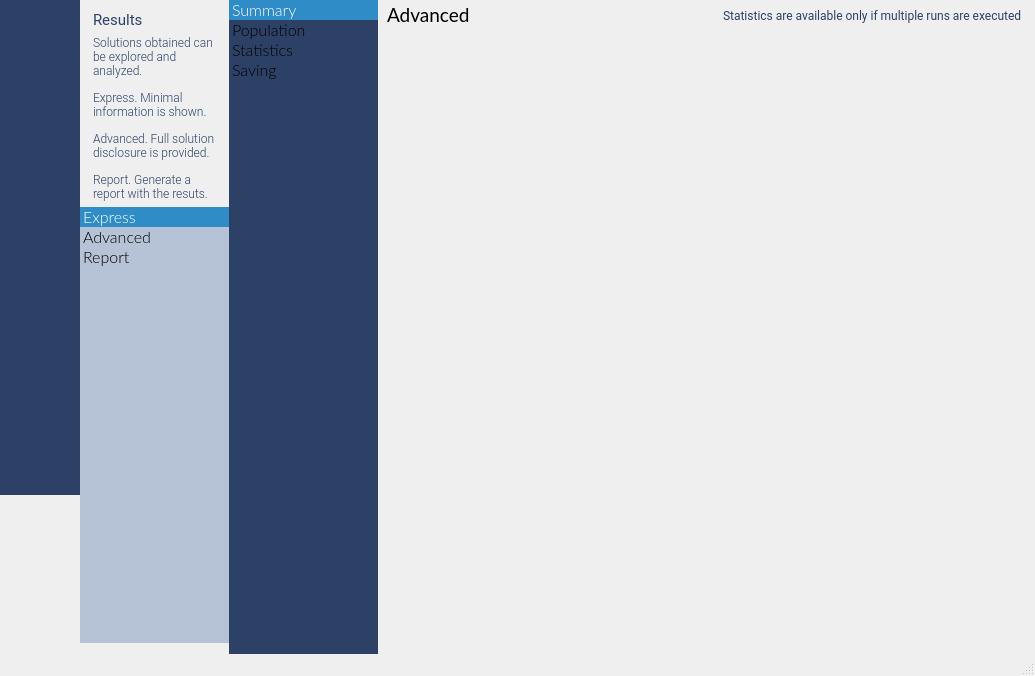
emigdioz/LeafGP, file source/mainwidget.ui: the form before one commit.
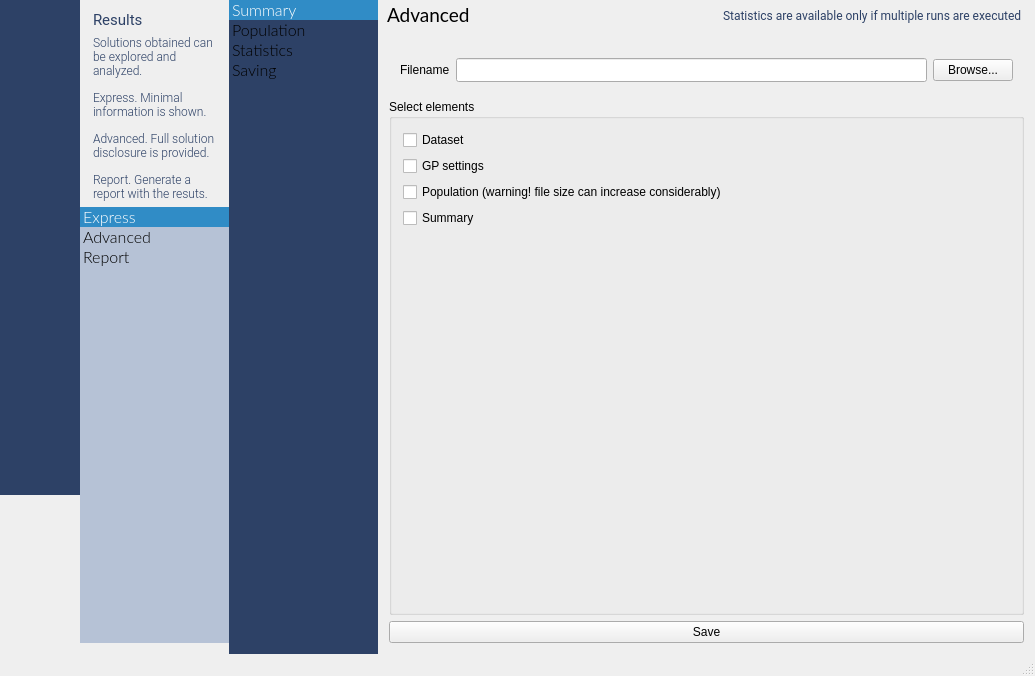
The form after the commit. The open tabs and pages were chosen to show the change. Icons and pictures are not drawn. Custom widgets are drawn as their Qt base class.

```diff
--- a/source/mainwidget.ui
+++ b/source/mainwidget.ui
@@ -6510,7 +6510,127 @@
                      </item>
                     </layout>
                    </widget>
-                   <widget class="QWidget" name="pageSaving"/>
+                   <widget class="QWidget" name="pageSaving">
+                    <layout class="QGridLayout" name="gridLayout_123">
+                     <item row="0" column="0">
+                      <layout class="QVBoxLayout" name="verticalLayout_39">
+                       <item>
+                        <widget class="QFrame" name="frame_42">
+                         <property name="maximumSize">
+                          <size>
+                           <width>16777215</width>
+                           <height>80</height>
+                          </size>
+                         </property>
+                         <property name="frameShape">
+                          <enum>QFrame::NoFrame</enum>
+                         </property>
+                         <property name="frameShadow">
+                          <enum>QFrame::Raised</enum>
+                         </property>
+                         <layout class="QGridLayout" name="gridLayout_119">
+                          <item row="0" column="0">
+                           <layout class="QGridLayout" name="gridLayout_120">
+                            <item row="0" column="1">
+                             <widget class="QLineEdit" name="lineEdit_9">
+                              <property name="minimumSize">
+                               <size>
+                                <width>0</width>
+                                <height>24</height>
+                               </size>
+                              </property>
+                              <property name="maximumSize">
+                               <size>
+                                <width>16777215</width>
+                                <height>16777215</height>
+                               </size>
+                              </property>
+                             </widget>
+                            </item>
+                            <item row="0" column="0">
+                             <widget class="QLabel" name="label_160">
+                              <property name="text">
+                               <string>Filename</string>
+                              </property>
+                             </widget>
+                            </item>
+                            <item row="0" column="2">
+                             <widget class="QPushButton" name="pushButton_12">
+                              <property name="text">
+                               <string>Browse...</string>
+                              </property>
+                             </widget>
+                            </item>
+                           </layout>
+                          </item>
+                         </layout>
+                        </widget>
+                       </item>
+                       <item>
+                        <widget class="QGroupBox" name="groupBox_22">
+                         <property name="title">
+                          <string>Select elements</string>
+                         </property>
+                         <layout class="QGridLayout" name="gridLayout_121">
+                          <item row="0" column="0">
+                           <layout class="QGridLayout" name="gridLayout_122">
+                            <item row="4" column="0">
+                             <spacer name="verticalSpacer_16">
+                              <property name="orientation">
+                               <enum>Qt::Vertical</enum>
+                              </property>
+                              <property name="sizeHint" stdset="0">
+                               <size>
+                                <width>20</width>
+                                <height>40</height>
+                               </size>
+                              </property>
+                             </spacer>
+                            </item>
+                            <item row="0" column="0">
+                             <widget class="QCheckBox" name="checkBox_12">
+                              <property name="text">
+                               <string>Dataset</string>
+                              </property>
+                             </widget>
+                            </item>
+                            <item row="1" column="0">
+                             <widget class="QCheckBox" name="checkBox_13">
+                              <property name="text">
+                               <string>GP settings</string>
+                              </property>
+                             </widget>
+                            </item>
+                            <item row="2" column="0">
+                             <widget class="QCheckBox" name="checkBox_11">
+                              <property name="text">
+                               <string>Population (warning! file size can increase considerably)</string>
+                              </property>
+                             </widget>
+                            </item>
+                            <item row="3" column="0">
+                             <widget class="QCheckBox" name="checkBox_14">
+                              <property name="text">
+                               <string>Summary</string>
+                              </property>
+                             </widget>
+                            </item>
+                           </layout>
+                          </item>
+                         </layout>
+                        </widget>
+                       </item>
+                      </layout>
+                     </item>
+                     <item row="1" column="0">
+                      <widget class="QPushButton" name="pushButton_13">
+                       <property name="text">
+                        <string>Save</string>
+                       </property>
+                      </widget>
+                     </item>
+                    </layout>
+                   </widget>
                   </widget>
                  </item>
                 </layout>
```
Left out of the diff: 16 changed lines with no effect on the pictures.
